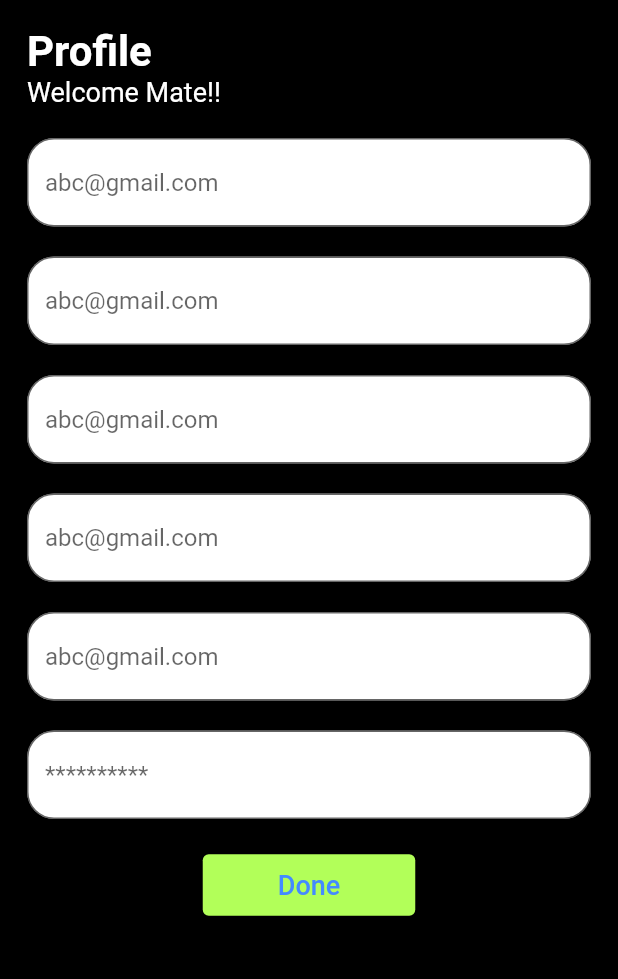
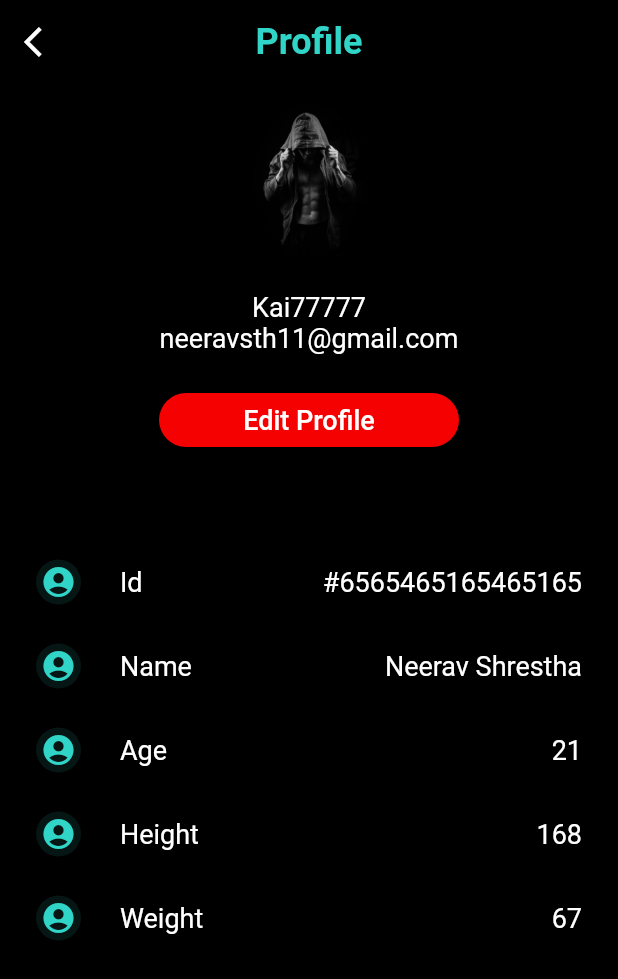
Before and after one commit to MrKai77777/Fitness_app_FrontEnd, a Flutter app: the Profile screen opened directly, on a phone screen of 412 x 824 dp. Shown: the top 979 px of the screen. Run offline on Flutter 3.47's test engine with Material 2 defaults, Android fonts, the phone set to English and light mode, and no system bars; our stand-ins replace get, pedometer, permission_handler, shared_preferences; accounts and stored records are empty.

Commit message:
Profile Updated

```diff
--- a/lib/helper/const.dart
+++ b/lib/helper/const.dart
@@ -33,9 +33,11 @@ const baseUrl = "https://fitness-app-backend-bhh0.onrender.com";
 const getUserData = "/getData";
 const login = "/login";
 const register = "/signUp";
-
+const getDataofUser = '/showUser';
 const bearerToken = "token";
 
 const dummyApi = "https://jsonplaceholder.typicode.com/albums/1";
 
+
+
 /// fetchAlbum
--- a/lib/ui/profile.dart
+++ b/lib/ui/profile.dart
@@ -1,5 +1,9 @@
+import 'package:fitness_app/helper/const.dart';
+import 'package:fitness_app/ui/edit_profile_screen.dart';
 import 'package:fitness_app/ui/mainpage.dart';
 import 'package:flutter/material.dart';
+import 'package:get/get.dart';
+import '../helper/text_styles.dart';
 
 class Profile extends StatelessWidget {
   const Profile({super.key});
@@ -7,100 +11,115 @@ class Profile extends StatelessWidget {
   @override
   Widget build(BuildContext context) {
     return Scaffold(
-      body: Padding(
-        padding: const EdgeInsets.all(18.0),
-        child: ListView(
-          children: [
-            const Text(
+      appBar: AppBar(
+                leading: IconButton(
+                    onPressed: () => Get.back(),
+                    icon: const Icon(Icons.arrow_back_ios)),
+                    centerTitle: true,
+                title: Text(
                   "Profile",
-              style: TextStyle(
-                  fontSize: 28,
-                  color: Colors.white,
-                  fontWeight: FontWeight.bold),
+                  style: subTitleTextStyle.copyWith(color: kPrimaryColor),
                 ),
-            const Text(
-              "Welcome Mate!!",
-              style: TextStyle(fontSize: 18, color: Colors.white),
+                backgroundColor: Colors.black12,
                 ),
+      body: SingleChildScrollView(
+        child: Container(
+          padding: const EdgeInsets.all(8.0),
+          child: Column(children: [
+            SizedBox(
+              width: 120,
+              height: 120,
+              child: ClipRRect(
+                  borderRadius: BorderRadius.circular(100),
+                  child: const Image(
+                      image: AssetImage(
+                          'assets/947a9f1acf2478edc6e97b9a17ef75aa.jpg'))),
+            ), // SizedBox
+            const SizedBox(height: 10),
+            const Text("Kai77777", style: normalTextStyle),
+            const Text("neeravsth11@gmail.com", style: normalTextStyle),
             const SizedBox(height: 20),
-            TextFormField(
-              decoration: InputDecoration(
-                  fillColor: Colors.white,
-                  hintText: "abc@gmail.com",
-                  filled: true,
-                  border: OutlineInputBorder(
-                      borderRadius: BorderRadius.circular(18))),
-            ),
-            const SizedBox(height: 20),
-            TextFormField(
-              decoration: InputDecoration(
-                  fillColor: Colors.white,
-                  hintText: "abc@gmail.com",
-                  filled: true,
-                  border: OutlineInputBorder(
-                      borderRadius: BorderRadius.circular(18))),
-            ),
-            const SizedBox(height: 20),
-            TextFormField(
-              decoration: InputDecoration(
-                  fillColor: Colors.white,
-                  hintText: "abc@gmail.com",
-                  filled: true,
-                  border: OutlineInputBorder(
-                      borderRadius: BorderRadius.circular(18))),
-            ),
-            const SizedBox(height: 20),
-            TextFormField(
-              decoration: InputDecoration(
-                  fillColor: Colors.white,
-                  hintText: "abc@gmail.com",
-                  filled: true,
-                  border: OutlineInputBorder(
-                      borderRadius: BorderRadius.circular(18))),
-            ),
-            const SizedBox(height: 20),
-            TextFormField(
-              decoration: InputDecoration(
-                  fillColor: Colors.white,
-                  hintText: "abc@gmail.com",
-                  filled: true,
-                  border: OutlineInputBorder(
-                      borderRadius: BorderRadius.circular(18))),
-            ),
-            const SizedBox(height: 20),
-            TextFormField(
-              obscureText: true,
-              decoration: InputDecoration(
-                  fillColor: Colors.white,
-                  hintText: "**********",
-                  filled: true,
-                  border: OutlineInputBorder(
-                      borderRadius: BorderRadius.circular(18))),
-            ),
-            const SizedBox(height: 20),
-            Center(
+            SizedBox(
+              width: 200,
               child: ElevatedButton(
-                style: const ButtonStyle(
-                    padding: MaterialStatePropertyAll(
-                        EdgeInsets.symmetric(vertical: 10, horizontal: 50)),
-                    backgroundColor:
-                        MaterialStatePropertyAll(Colors.lightGreenAccent)),
                 onPressed: () {
                       Navigator.push(
                           context,
                           MaterialPageRoute(
-                        builder: (context) => const MainPage(),
+                            builder: (context) => const EditProfileScreen(),
                           ));
                     },
-                child: const Text(
-                  'Done',
-                  style: TextStyle(color: Colors.blueAccent, fontSize: 18),
+                style: ElevatedButton.styleFrom(
+                    backgroundColor: kRedColor,
+                    side: BorderSide.none,
+                    shape: const StadiumBorder()),
+                child: const Text("Edit Profile", style: normalTextStyle),
               ),
             ),
-            ),
-          ],
+            const SizedBox(height: 30),
+            const Divider(),
+            const SizedBox(height: 10),
+
+            const ProfileWidget(
+                titles: "Id",
+                icon: Icons.account_circle_rounded,
+                trailing: "#6565465165465165"),
+            const ProfileWidget(
+                titles: "Name",
+                icon: Icons.account_circle_rounded,
+                trailing: "Neerav Shrestha"),
+            const ProfileWidget(
+                titles: "Age",
+                icon: Icons.account_circle_rounded,
+                trailing: "21"),
+            const ProfileWidget(
+                titles: "Height",
+                icon: Icons.account_circle_rounded,
+                trailing: "168"),
+            const ProfileWidget(
+                titles: "Weight",
+                icon: Icons.account_circle_rounded,
+                trailing: "67"),
+            //   const Divider(color: Colors.grey),
+            //   const SizedBox(height: 10),
+            // const ProfileWidget(
+            //   titles: "CalorieConsumed",
+            //   icon: Icons.account_circle_rounded,
+            //   trailing: "Neerav Shrestha")
+          ]),
         ),
       ),
     );
   }
 }
+
+class ProfileWidget extends StatelessWidget {
+  const ProfileWidget({
+    Key? key,
+    required this.titles,
+    required this.icon,
+    required this.trailing,
+  }) : super(key: key);
+  final String titles;
+  final IconData icon;
+  final String trailing;
+  @override
+  Widget build(BuildContext context) {
+    return ListTile(
+      leading: Container(
+        width: 30,
+        height: 30,
+        decoration: BoxDecoration(
+          borderRadius: BorderRadius.circular(100),
+          color: kPrimaryColor.withOpacity(0.1),
+        ),
+        child: Icon(
+          icon,
+          color: kPrimaryColor,
+        ),
+      ),
+      title: Text(titles, style: normalTextStyle),
+      trailing: Text(trailing, style: normalTextStyle),
+    );
+  }
+}
--- a/lib/ui/registration_screen.dart
+++ b/lib/ui/registration_screen.dart
@@ -265,7 +265,7 @@ class _RegistrationScreenState extends State<RegistrationScreen> {
                                 }
                                 return null;
                               },
-                              keyboardType: TextInputType.number,
+                              keyboardType: TextInputType.name,
                               decoration: InputDecoration(
                                 fillColor: Colors.white,
                                 hintText: "Gender",
--- a/pubspec.yaml
+++ b/pubspec.yaml
@@ -35,6 +35,7 @@ dependencies:
   shared_preferences: ^2.0.15
   pedometer: ^3.0.0
   permission_handler: ^10.2.0
+  get: ^4.6.5
 
 
   # The following adds the Cupertino Icons font to your application.
```
Also changed, not shown: lib/helper/text_formfield_style.dart (added, +15 -0 lines), lib/ui/edit_profile_screen.dart (added, +102 -0 lines), pubspec.lock. Lines whose indentation alone changed are shown as unchanged.
